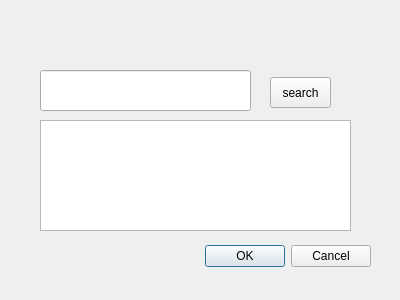
Before: the Qt Designer form 411trial/apidialog.ui in xisenal/Qt_teamwork, drawn with Qt 5.
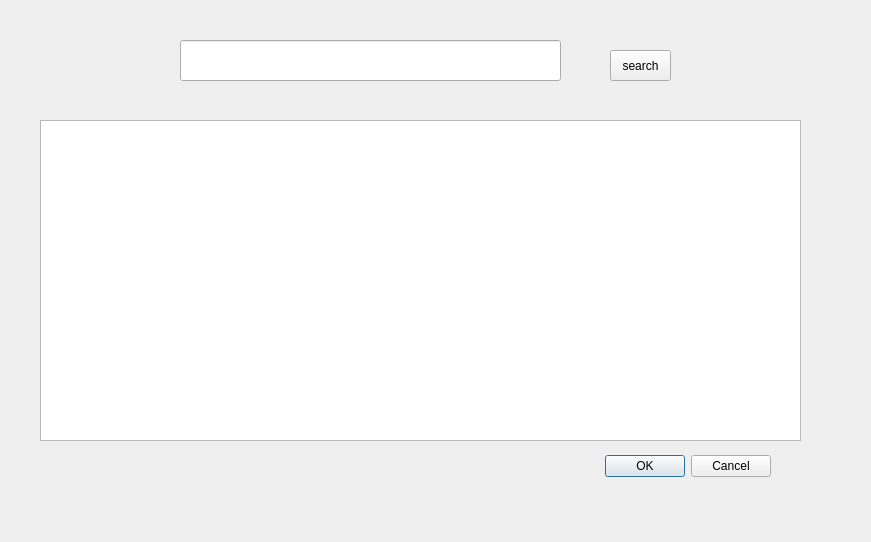
After: the same form once the commit is applied.

```diff
--- a/411trial/apidialog.ui
+++ b/411trial/apidialog.ui
@@ -6,8 +6,8 @@
    <rect>
     <x>0</x>
     <y>0</y>
-    <width>400</width>
-    <height>300</height>
+    <width>871</width>
+    <height>542</height>
    </rect>
   </property>
   <property name="windowTitle">
@@ -16,8 +16,8 @@
   <widget class="QDialogButtonBox" name="buttonBox">
    <property name="geometry">
     <rect>
-     <x>30</x>
-     <y>240</y>
+     <x>430</x>
+     <y>450</y>
      <width>341</width>
      <height>32</height>
     </rect>
@@ -32,9 +32,9 @@
   <widget class="QLineEdit" name="txtKeyword">
    <property name="geometry">
     <rect>
-     <x>40</x>
-     <y>70</y>
-     <width>211</width>
+     <x>180</x>
+     <y>40</y>
+     <width>381</width>
      <height>41</height>
     </rect>
    </property>
@@ -42,8 +42,8 @@
   <widget class="QPushButton" name="btnsearch">
    <property name="geometry">
     <rect>
-     <x>270</x>
-     <y>77</y>
+     <x>610</x>
+     <y>50</y>
      <width>61</width>
      <height>31</height>
     </rect>
@@ -57,8 +57,8 @@
     <rect>
      <x>40</x>
      <y>120</y>
-     <width>311</width>
-     <height>111</height>
+     <width>761</width>
+     <height>321</height>
     </rect>
    </property>
   </widget>
```
